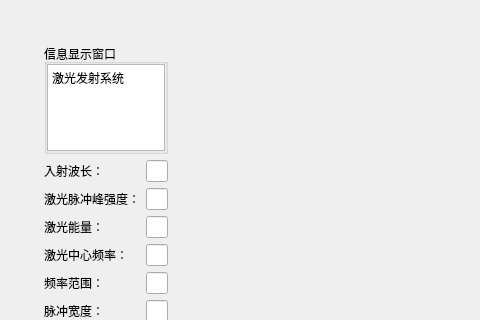
Before: the Qt Designer form ui_design/mainwindow.ui in chnsheg/ocean-scattering-simulation, drawn with Qt 5; both pictures show x 0 to 480 and y 0 to 320 of the 676 by 422 pixel window.
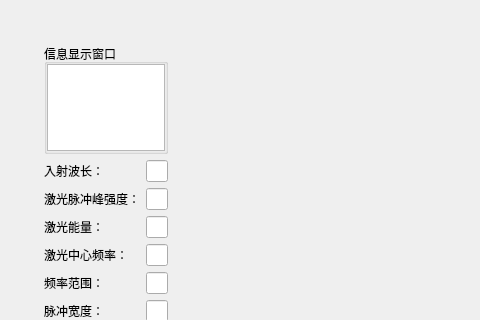
After: the same form once the commit is applied. The open tabs and pages were chosen to show the change. Icons and pictures are not drawn. Custom widgets are drawn as their Qt base class.

What changed in the file:
```diff
--- a/ui_design/mainwindow.ui
+++ b/ui_design/mainwindow.ui
@@ -223,7 +223,7 @@
 li.unchecked::marker { content: &quot;\2610&quot;; }
 li.checked::marker { content: &quot;\2612&quot;; }
 &lt;/style&gt;&lt;/head&gt;&lt;body style=&quot; font-family:'Microsoft YaHei UI'; font-size:9pt; font-weight:400; font-style:normal;&quot;&gt;
-&lt;p style=&quot; margin-top:0px; margin-bottom:0px; margin-left:0px; margin-right:0px; -qt-block-indent:0; text-indent:0px;&quot;&gt;激光发射系统&lt;/p&gt;&lt;/body&gt;&lt;/html&gt;</string>
+&lt;p style=&quot;-qt-paragraph-type:empty; margin-top:0px; margin-bottom:0px; margin-left:0px; margin-right:0px; -qt-block-indent:0; text-indent:0px;&quot;&gt;&lt;br /&gt;&lt;/p&gt;&lt;/body&gt;&lt;/html&gt;</string>
                    </property>
                   </widget>
                  </item>
```
